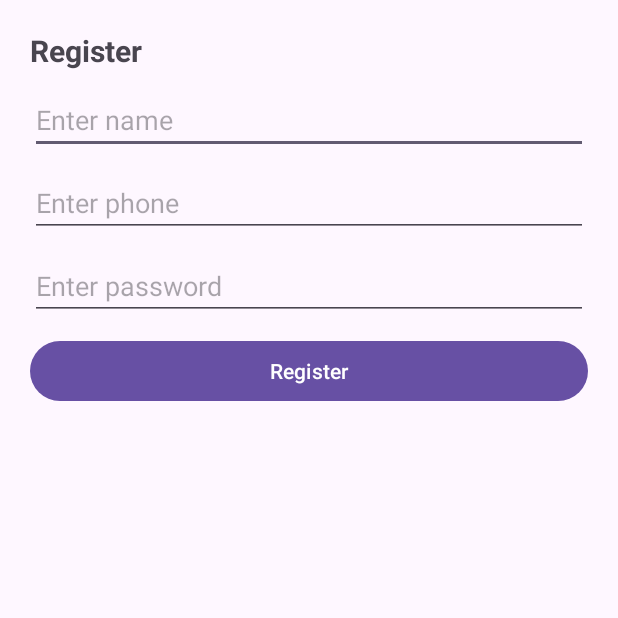
After one commit to yuri-isaev/Websockets-chat, an Android app: the RegisterActivity screen opened directly, with no data from a screen before it, on a phone screen of 412 x 824 dp, the top half of it. The commit adds this screen. Run offline under Robolectric (Android 15) with nearby library versions, the phone set to English and light mode, and no system bars.

Commit message:
feat(client): register api service

```diff
--- /dev/null
+++ b/client/android/Chat/app/src/main/java/com/isaev/chat/domain/contracts/ApiService.kt
@@ -0,0 +1,11 @@
+package com.isaev.chat.domain.contracts
+
+import com.isaev.chat.domain.models.*
+import retrofit2.Call
+import retrofit2.http.Body
+import retrofit2.http.POST
+
+interface ApiService {
+  @POST("/register")
+  fun registerUser(@Body request: RegisterRequest): Call<ServerResponse>
+}
--- /dev/null
+++ b/client/android/Chat/app/src/main/java/com/isaev/chat/domain/models/ServerResponse.kt
@@ -0,0 +1,6 @@
+package com.isaev.chat.domain.models
+
+class ServerResponse {
+  lateinit var status: String
+  lateinit var message: String
+}
--- /dev/null
+++ b/client/android/Chat/app/src/main/java/com/isaev/chat/presentation/RegisterActivity.kt
@@ -0,0 +1,77 @@
+package com.isaev.chat.presentation
+
+import android.os.Bundle
+import android.util.Log
+import android.view.*
+import android.view.WindowManager.LayoutParams.FLAG_FULLSCREEN
+import android.widget.*
+import androidx.appcompat.app.AppCompatActivity
+import com.isaev.chat.R
+import com.isaev.chat.domain.contracts.ApiService
+import com.isaev.chat.domain.models.*
+import com.isaev.chat.domain.providers.RetrofitClient
+import com.isaev.chat.utils.*
+import retrofit2.Call
+import retrofit2.Callback
+import retrofit2.Response
+
+class RegisterActivity : AppCompatActivity() {
+
+  private lateinit var name: EditText
+  private lateinit var phone: EditText
+  private lateinit var password: EditText
+  private lateinit var register: Button
+  private lateinit var apiUrlPreference: ApiUrlPreference
+
+  @Suppress("DEPRECATION")
+  override fun onCreate(savedInstanceState: Bundle?) {
+    super.onCreate(savedInstanceState)
+    requestWindowFeature(Window.FEATURE_NO_TITLE)
+    window.setFlags(FLAG_FULLSCREEN, FLAG_FULLSCREEN)
+    setContentView(R.layout.activity_register)
+
+    apiUrlPreference = ApiUrlPreference()
+    name = findViewById(R.id.name)
+    phone = findViewById(R.id.phone)
+    password = findViewById(R.id.password)
+    register = findViewById(R.id.register)
+
+    register.setOnClickListener {
+      register.isEnabled = false
+
+      val apiService = RetrofitClient
+        .getClient(apiUrlPreference.getUrl(this))
+        .create(ApiService::class.java)
+
+      val credentials = RegisterRequest(
+        name = name.text.toString(),
+        phone = phone.text.toString(),
+        password = password.text.toString()
+      )
+
+      apiService.registerUser(credentials).enqueue(object : Callback<ServerResponse> {
+        override fun onResponse(call: Call<ServerResponse>, response: Response<ServerResponse>) {
+          register.isEnabled = true
+
+          if (response.isSuccessful) {
+            val successResponse = response.body()
+
+            if (successResponse?.status == "success") {
+              Utility.showAlert(this@RegisterActivity, "Registered", successResponse.message)
+            } else {
+              Utility.showAlert(this@RegisterActivity, "Error", successResponse?.message ?: "Unknown error")
+            }
+          } else {
+            Utility.showAlert(this@RegisterActivity, "Error", "Failed to register")
+          }
+        }
+
+        override fun onFailure(call: Call<ServerResponse>, th: Throwable) {
+          register.isEnabled = true
+          Log.i("Log", "error = " + th.message)
+          Utility.showAlert(this@RegisterActivity, "Error", "Network error")
+        }
+      })
+    }
+  }
+}
--- /dev/null
+++ b/client/android/Chat/app/src/main/java/com/isaev/chat/utils/ApiUrlPreference.kt
@@ -0,0 +1,19 @@
+package com.isaev.chat.utils
+
+import android.content.Context
+import android.content.SharedPreferences
+
+class ApiUrlPreference {
+  private val fileName: String = "API_URL_PREFERENCE"
+  private val key: String = "API_URL"
+
+  fun getUrl(context: Context): String {
+    val preference: SharedPreferences = context.getSharedPreferences(this.fileName, Context.MODE_PRIVATE)
+    return preference.getString(key, "http://192.168.8.100:3000").toString()
+  }
+
+  fun setUrl(context: Context, apiUrl: String) {
+    val preference: SharedPreferences = context.getSharedPreferences(this.fileName, Context.MODE_PRIVATE)
+    preference.edit().putString(key, apiUrl).apply()
+  }
+}
--- a/client/android/Chat/app/src/main/res/layout/activity_main.xml
+++ b/client/android/Chat/app/src/main/res/layout/activity_main.xml
@@ -4,7 +4,7 @@
     xmlns:tools="http://schemas.android.com/tools"
     android:layout_width="match_parent"
     android:layout_height="match_parent"
-    tools:context=".MainActivity">
+    tools:context=".presentation.MainActivity">
 
     <TextView
         android:layout_width="wrap_content"
--- /dev/null
+++ b/client/android/Chat/app/src/main/res/layout/activity_register.xml
@@ -0,0 +1,52 @@
+<?xml version="1.0" encoding="utf-8"?>
+<RelativeLayout xmlns:android="http://schemas.android.com/apk/res/android"
+    xmlns:tools="http://schemas.android.com/tools"
+    android:layout_width="match_parent"
+    android:layout_height="match_parent"
+    android:padding="20dp"
+    tools:context=".presentation.RegisterActivity">
+
+    <TextView
+        android:id="@+id/heading"
+        android:layout_width="wrap_content"
+        android:layout_height="wrap_content"
+        android:text="@string/register"
+        android:textSize="20sp"
+        android:textStyle="bold" />
+
+    <EditText
+        android:id="@+id/name"
+        android:layout_width="match_parent"
+        android:layout_height="wrap_content"
+        android:layout_below="@+id/heading"
+        android:layout_marginTop="10dp"
+        android:hint="@string/enter_name" />
+
+    <EditText
+        android:id="@+id/phone"
+        android:layout_width="match_parent"
+        android:layout_height="wrap_content"
+        android:layout_below="@+id/name"
+        android:layout_marginTop="10dp"
+        android:hint="@string/enter_phone"
+        android:inputType="number"
+        tools:ignore="TextFields" />
+
+    <EditText
+        android:id="@+id/password"
+        android:layout_width="match_parent"
+        android:layout_height="wrap_content"
+        android:layout_below="@+id/phone"
+        android:layout_marginTop="10dp"
+        android:hint="@string/enter_password"
+        android:inputType="textPassword" />
+
+    <Button
+        android:id="@+id/register"
+        android:layout_width="match_parent"
+        android:layout_height="wrap_content"
+        android:layout_below="@+id/password"
+        android:layout_marginTop="10dp"
+        android:text="@string/register" />
+
+</RelativeLayout>
--- a/client/android/Chat/app/src/main/res/values/strings.xml
+++ b/client/android/Chat/app/src/main/res/values/strings.xml
@@ -1,3 +1,9 @@
 <resources>
     <string name="app_name">Chat</string>
+    <string name="register">Register</string>
+    <string name="enter_password">Enter password</string>
+    <string name="enter_phone">Enter phone</string>
+    <string name="enter_name">Enter name</string>
+    <string name="dialog_yes">Yes</string>
+    <string name="dialog_no">No</string>
 </resources>
```
Also changed, not shown: client/android/Chat/app/build.gradle.kts (+10 -2 lines), client/android/Chat/app/src/main/AndroidManifest.xml (+9 -2 lines), client/android/Chat/app/src/main/java/com/isaev/chat/MainActivity.kt (deleted, +0 -11 lines), client/android/Chat/app/src/main/java/com/isaev/chat/domain/models/RegisterRequest.kt (added, +7 -0 lines), client/android/Chat/app/src/main/java/com/isaev/chat/domain/providers/RetrofitClient.kt (added, +19 -0 lines), client/android/Chat/app/src/main/java/com/isaev/chat/presentation/MainActivity.kt (added, +22 -0 lines), client/android/Chat/app/src/main/java/com/isaev/chat/utils/Utility.kt (added, +23 -0 lines).
